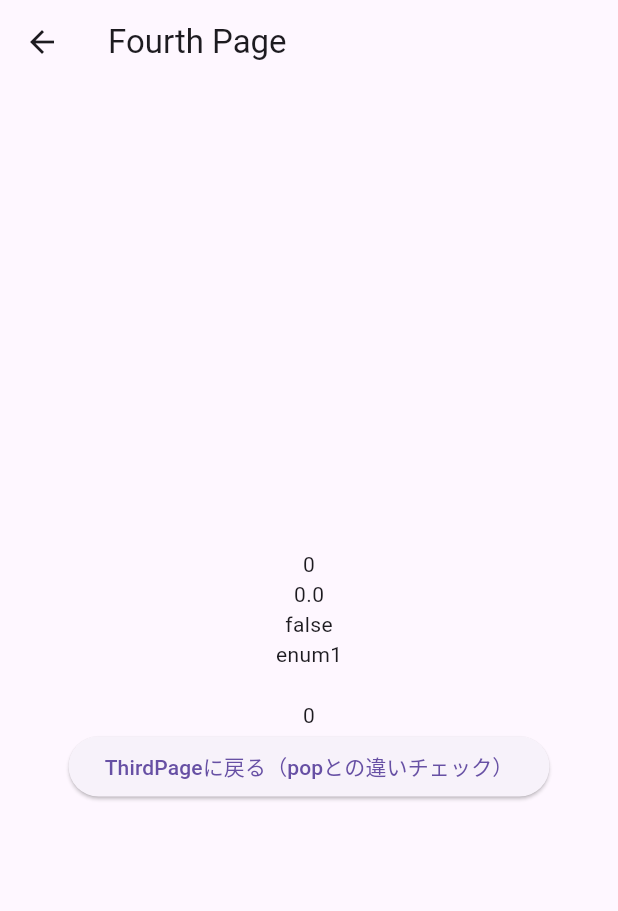
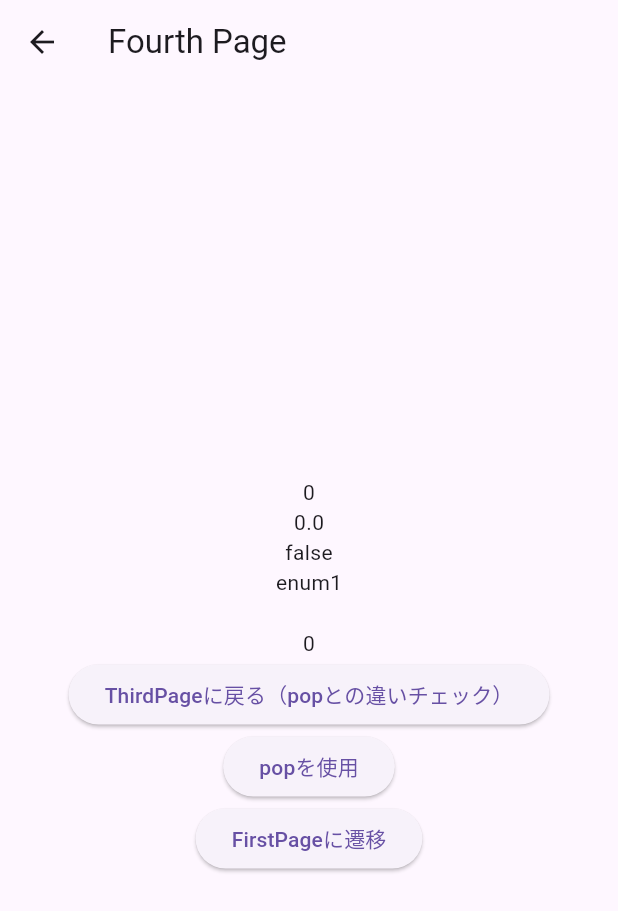
Before and after one commit to taiseidev/flutter-app-template, a Flutter app: the FourthGoRouterSamplePage screen opened directly with empty values, on a phone screen of 412 x 824 dp. Shown: the top 911 px of the screen. Run offline on Flutter 3.47's test engine with Material 3 defaults, Android fonts, the phone set to English and light mode, and no system bars; our stand-ins replace flutter_riverpod, go_router, riverpod_annotation; missing offline and left inert: multi_async_value; generated files the repository leaves out were written again.

Commit message:
🚀 feat: 通常のpopとFirstPageに戻った時の動作追加

```diff
--- a/lib/presentation/go_router_sample/first_go_router_sample_page.dart
+++ b/lib/presentation/go_router_sample/first_go_router_sample_page.dart
@@ -92,7 +92,7 @@ class FirstGoRouterSamplePage extends StatelessWidget {
                 ),
                 stringArg2: '引数',
               ).go(context),
-              child: const Text('FourthPageへ（ThirdPageの必須引数あり）'),
+              child: const Text('FourthPageへ（ThirdPageの必須引数）'),
             ),
           ],
         ),
--- a/lib/presentation/go_router_sample/fourth_go_router_sample_page.dart
+++ b/lib/presentation/go_router_sample/fourth_go_router_sample_page.dart
@@ -1,5 +1,6 @@
 import 'package:flutter/material.dart';
 import 'package:flutter_app_template/presentation/router/router.dart';
+import 'package:go_router/go_router.dart';
 
 import 'first_go_router_sample_page.dart';
 
@@ -55,6 +56,14 @@ class FourthGoRouterSamplePage extends StatelessWidget {
               ).go(context),
               child: const Text('ThirdPageに戻る（popとの違いチェック）'),
             ),
+            ElevatedButton(
+              onPressed: () => context.pop(),
+              child: const Text('popを使用'),
+            ),
+            ElevatedButton(
+              onPressed: () => const FirstGoRouterSampleRoute().go(context),
+              child: const Text('FirstPageに遷移'),
+            ),
           ],
         ),
       ),
```
Also changed, not shown: lib/presentation/router/router.dart (+12 -8 lines), lib/presentation/router/router.g.dart.
